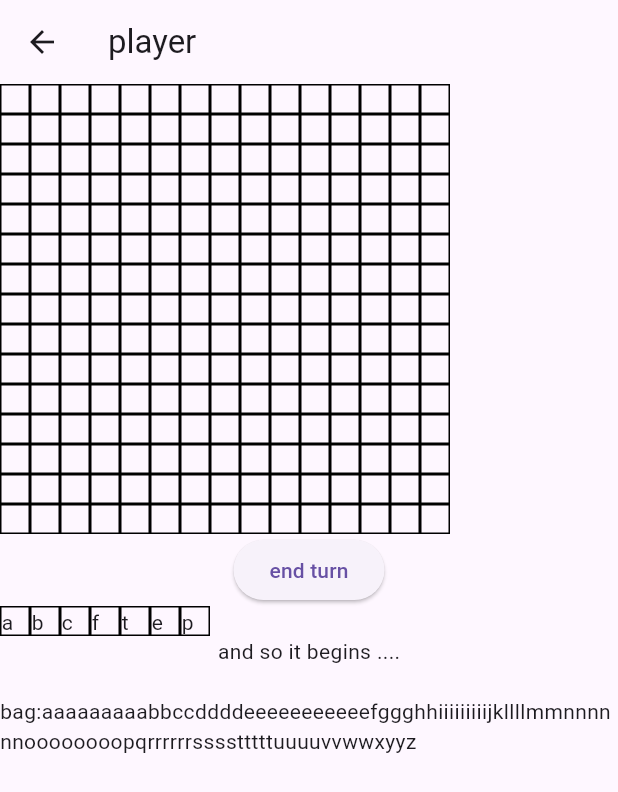
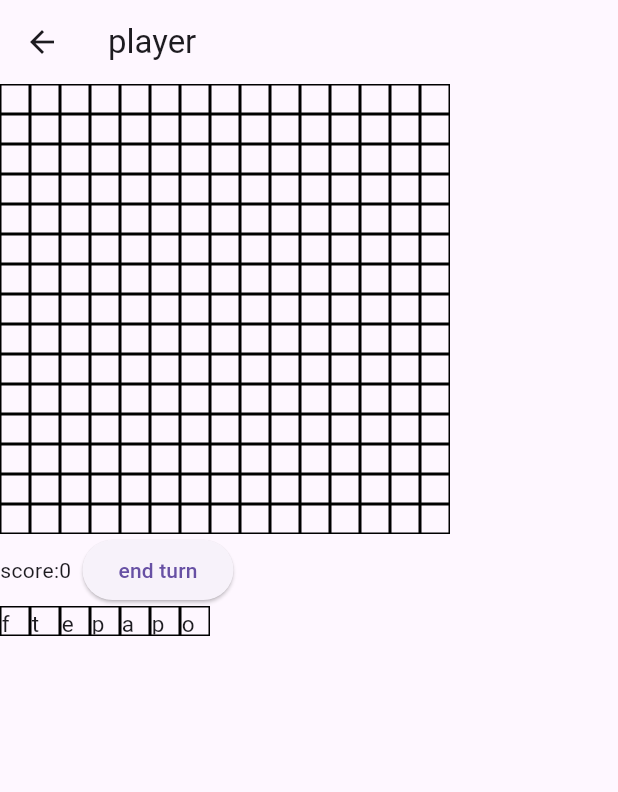
Before and after one commit to professorprism/scrabble, a Flutter app: the screen it shows after launch, after a tap on "client", on a phone screen of 412 x 824 dp. Shown: the top 792 px of the screen. Run offline on Flutter 3.47's test engine with Material 3 defaults, Android fonts, the phone set to English and light mode, and no system bars; our stand-ins replace flutter_bloc.

Commit message:
and keeps score

```diff
--- a/lib/game_state.dart
+++ b/lib/game_state.dart
@@ -20,7 +20,7 @@ class Space
 class GameState
 {
   bool iStart;
-  bool myTurn;
+  int score; // bool myTurn;
   int phase; // 0=not my turn, 1=ready to put letters, 2=refill the tray
              // and send turn to other player
              // 3=refill the tray and go to phase 1 (you are first player)
@@ -32,17 +32,17 @@ class GameState
   List<List<Space>> board;
   List<String> bag;
 
-  GameState( this.iStart, this.myTurn, //this.tttboard,
+  GameState( this.iStart, this.score, // this.myTurn,
             { required this.board, required this.bag,
               required this.tray, required this.phase,
               required this.mover,
             }
            );
 
-  GameState.init( this.iStart, this.myTurn, //this.tttboard
+  GameState.init( this.iStart, this.score, // this.myTurn,
                 )
   : board = boardInit(), bag = bagInit(),
-    tray = ['a','b','c'], phase=iStart?3:2, mover=''
+    tray = [], phase=iStart?3:2, mover=''
   ;
 
   static List<List<Space>> boardInit()
@@ -85,7 +85,7 @@ class GameState
 class GameCubit extends Cubit<GameState>
 {
   static final String d = ".";
-  GameCubit( bool myt ): super( GameState.init( myt, myt,   ));
+  GameCubit( bool myt ): super( GameState.init( myt, 0,   ));
 
   // move a random letter from the bag to this player's tray.
    void grab( BuildContext context  )
@@ -102,7 +102,7 @@ class GameCubit extends Cubit<GameState>
       yc.say("bag $ch", context);
 
       emit( GameState
-            (state.iStart,state.myTurn,//state.tttboard,
+            (state.iStart,state.score, // state.myTurn,
            board: state.board, bag: b, tray: t,
            phase: state.phase, mover:""
             )
@@ -114,7 +114,7 @@ class GameCubit extends Cubit<GameState>
   void startMove( String m )
   { emit
     ( GameState
-      (state.iStart,state.myTurn,
+      (state.iStart,state.score, // state.myTurn,
            board: state.board, bag: state.bag, tray: state.tray,
            phase: state.phase, mover:m
       )
@@ -132,7 +132,7 @@ class GameCubit extends Cubit<GameState>
 
     emit
     ( GameState
-      (state.iStart,state.myTurn,
+      (state.iStart,state.score+1, // state.myTurn,
            board: b, bag: state.bag, tray: t,
            phase: state.phase, mover:""
       )
@@ -144,7 +144,7 @@ class GameCubit extends Cubit<GameState>
   void refill()
   { emit
     ( GameState
-      (state.iStart,state.myTurn,
+      (state.iStart,state.score, // state.myTurn,
            board: state.board, bag: state.bag, tray: state.tray,
            phase: 2, mover:""
       )
@@ -157,7 +157,7 @@ class GameCubit extends Cubit<GameState>
     sc.say("yourturn",context);
     emit
     ( GameState
-      ( state.iStart,state.myTurn,
+      ( state.iStart,state.score, // state.myTurn,
            board: state.board, bag: state.bag, tray: state.tray,
            phase: 0, mover:""
       )
@@ -167,7 +167,7 @@ class GameCubit extends Cubit<GameState>
   void keepUser()
   { emit
     ( GameState
-      (state.iStart,state.myTurn,
+      (state.iStart,state.score, // state.myTurn,
            board: state.board, bag: state.bag, tray: state.tray,
            phase: 1, mover:""
       )
@@ -212,7 +212,7 @@ class GameCubit extends Cubit<GameState>
       b.remove(parts[1]);
       emit
       ( GameState
-        ( state.iStart,state.myTurn,
+        ( state.iStart,state.score, // state.myTurn,
           board: state.board, bag: b, tray: state.tray,
           phase: state.phase, mover:""
         )
@@ -226,7 +226,7 @@ class GameCubit extends Cubit<GameState>
       b[y][x] = Space(m);
       emit
       ( GameState
-        ( state.iStart,state.myTurn,
+        ( state.iStart,state.score, // state.myTurn,
           board: b, bag: state.bag, tray: state.tray,
           phase: state.phase, mover:""
         )
@@ -236,7 +236,7 @@ class GameCubit extends Cubit<GameState>
     {
       emit
       ( GameState
-        ( state.iStart,state.myTurn,
+        ( state.iStart,state.score, // state.myTurn,
           board: state.board, bag: state.bag, tray: state.tray,
           phase: 1, mover:""
         )
--- a/lib/player.dart
+++ b/lib/player.dart
@@ -69,6 +69,7 @@ class Player3 extends StatelessWidget
     GameState gs = gc.state;
 
     // in phase 2 or 3, refill your tray, switch user on phase 3 only
+    // when tray is full (or we are out of letters in the bag)
     if ( gs.phase>=2 )
     { if ( gs.tray.length < 7 && gs.bag.length>0 ) // letter can be filled
       { gc.grab( context ); }
@@ -78,7 +79,7 @@ class Player3 extends StatelessWidget
       }
     }
 
-
+    // create the grid of boxes that is the visible board.
     Column grid = Column( children: []);
     for ( int y=0; y<BOARD_SIZE; y++ )
     { Row row = Row( children: []);
@@ -102,11 +103,17 @@ class Player3 extends StatelessWidget
     return Column
     ( children:
       [ grid,
+        Row
+        ( children:
+          [ Text("score:"),
+            Text("${gs.score}  "),
             (gs.phase==0)
             ? Text("not my turn")
             : ElevatedButton
               ( onPressed: (){ gc.refill(); },
                 child: Text("end turn"),
+              ),
+          ],
         ),
         /*
         Row
@@ -120,8 +127,8 @@ class Player3 extends StatelessWidget
         ),
         */
         tray,
-        Text(ss.said), // for debugging only
-        Text("bag:${bagString}"),
+        // Text(ss.said), // for debugging only
+        // Text("bag:${bagString}"), // debug only
       ],
     );
 
@@ -165,7 +172,7 @@ class BP extends StatelessWidget // place for tile on the board
       child: Container
       ( width: 20, height: 20,
         decoration: BoxDecoration( border: Border.all() ),
-        child: Text(letter),
+        child: Text(letter, style:TextStyle(fontSize:15) ),
       )
     );
   }
```
Lines whose indentation alone changed are shown as unchanged.
